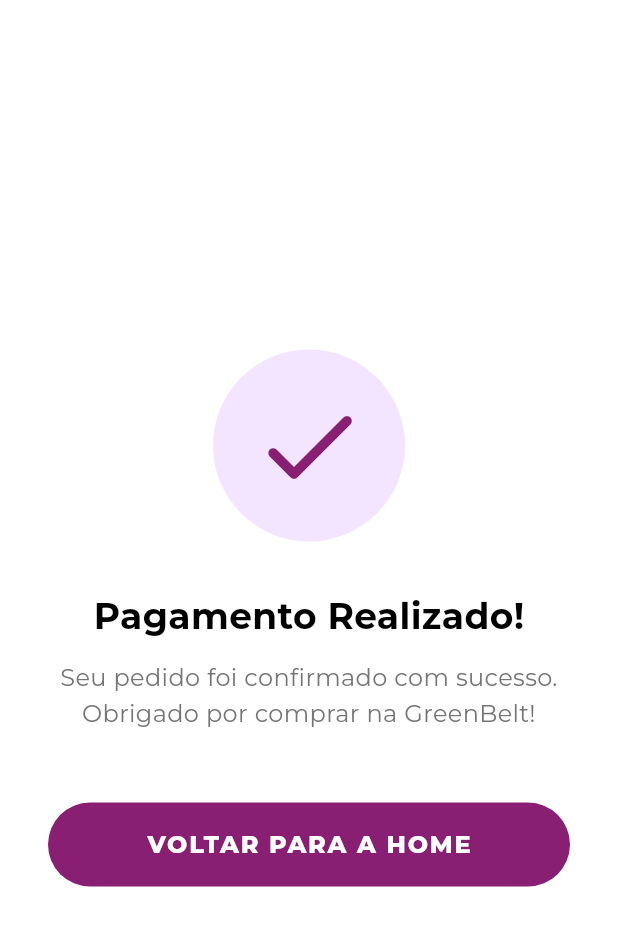
After one commit to AkiraSunsets/GreenBelt-Store, a Flutter app: the OrderSuccessScreen screen opened directly, on a phone screen of 412 x 824 dp. The commit adds this screen. Shown: the top 926 px of the screen. Run offline on Flutter 3.47's test engine with Material 3 defaults, Android fonts, the phone set to English and light mode, and no system bars; our stand-ins replace google_fonts, shared_preferences, smooth_page_indicator, sqflite; accounts and stored records are empty; network calls fail.

Commit message:
fixing details

```diff
--- /dev/null
+++ b/lib/screens/order_sucess_screen.dart
@@ -0,0 +1,87 @@
+import 'package:flutter/material.dart';
+import 'package:google_fonts/google_fonts.dart';
+
+class OrderSuccessScreen extends StatelessWidget {
+  const OrderSuccessScreen({super.key});
+
+  @override
+  Widget build(BuildContext context) {
+    return Scaffold(
+      backgroundColor: Colors.white,
+      body: Container(
+        width: double.infinity,
+        padding: const EdgeInsets.all(32),
+        child: Column(
+          mainAxisAlignment: MainAxisAlignment.center,
+          children: [
+            // Ícone de Sucesso Animado ou Estático
+            Container(
+              padding: const EdgeInsets.all(24),
+              decoration: const BoxDecoration(
+                color: Color(0xFFF3E5FF),
+                shape: BoxShape.circle,
+              ),
+              child: const Icon(
+                Icons.check_rounded,
+                color: Color(0xFF881F72),
+                size: 80,
+              ),
+            ),
+            const SizedBox(height: 32),
+
+            // Título Principal
+            Text(
+              'Pagamento Realizado!',
+              style: GoogleFonts.montserrat(
+                fontSize: 24,
+                fontWeight: FontWeight.bold,
+                color: Colors.black,
+              ),
+            ),
+            const SizedBox(height: 12),
+
+            // Texto de Apoio
+            Text(
+              'Seu pedido foi confirmado com sucesso.\nObrigado por comprar na GreenBelt!',
+              textAlign: TextAlign.center,
+              style: GoogleFonts.montserrat(
+                fontSize: 16,
+                color: Colors.grey.shade600,
+                height: 1.5,
+              ),
+            ),
+            const SizedBox(height: 48),
+
+            // Botão de Voltar para Home
+            SizedBox(
+              width: double.infinity,
+              height: 56,
+              child: ElevatedButton(
+                onPressed: () {
+                  // Volta para a primeira tela do App (Home) limpando a pilha
+                  Navigator.of(context).popUntil((route) => route.isFirst);
+                },
+                style: ElevatedButton.styleFrom(
+                  backgroundColor: const Color(0xFF881F72),
+                  elevation: 0,
+                  shape: RoundedRectangleBorder(
+                    borderRadius: BorderRadius.circular(50),
+                  ),
+                ),
+                child: Text(
+                  'VOLTAR PARA A HOME',
+                  style: GoogleFonts.montserrat(
+                    color: Colors.white,
+                    fontWeight: FontWeight.w800,
+                    fontSize: 16,
+                    letterSpacing: 1.2,
+                  ),
+                ),
+              ),
+            ),
+          ],
+        ),
+      ),
+    );
+  }
+}
--- a/pubspec.yaml
+++ b/pubspec.yaml
@@ -45,6 +45,7 @@ dependencies:
   sqflite: ^2.3.3
   path: ^1.9.0
   path_provider: ^2.1.0
+  sqflite_common_ffi: ^2.3.3
 
 dev_dependencies:
   flutter_test:
@@ -69,7 +70,7 @@ flutter:
     - assets/images/2.jpg
     - assets/images/3.jpg
     - assets/data/produtos.json
-    - assets/data/db.json
+    - db.json
 
 
 
```
Also changed, not shown: lib/main.dart (+6 -9 lines), lib/screens/checkout_screen.dart (+18 -128 lines), lib/screens/home_screen.dart (+4 -4 lines), lib/screens/payment_screen.dart (added, +115 -0 lines), lib/services/current_service.dart (added, +24 -0 lines), lib/services/database_service.dart (+28 -27 lines), pubspec.lock.
